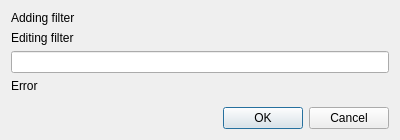
Before: the Qt Designer form pts-qt/editfilter.ui in udoprog/ptscan, drawn with Qt 5.
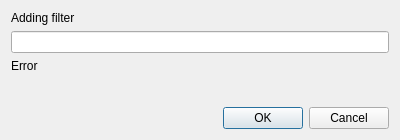
After: the same form once the commit is applied.

Commit message: Display and interact with type in filters

What changed in the file:
```diff
--- a/pts-qt/editfilter.ui
+++ b/pts-qt/editfilter.ui
@@ -27,13 +27,6 @@
      </property>
     </widget>
    </item>
-   <item>
-    <widget class="QLabel" name="editFilterLabel">
-     <property name="text">
-      <string>Editing filter</string>
-     </property>
-    </widget>
-   </item>
    <item>
     <widget class="QLineEdit" name="input"/>
    </item>
```
Left out of the diff: 13 changed lines with no effect on the pictures. The commit also changes 35 other files.
